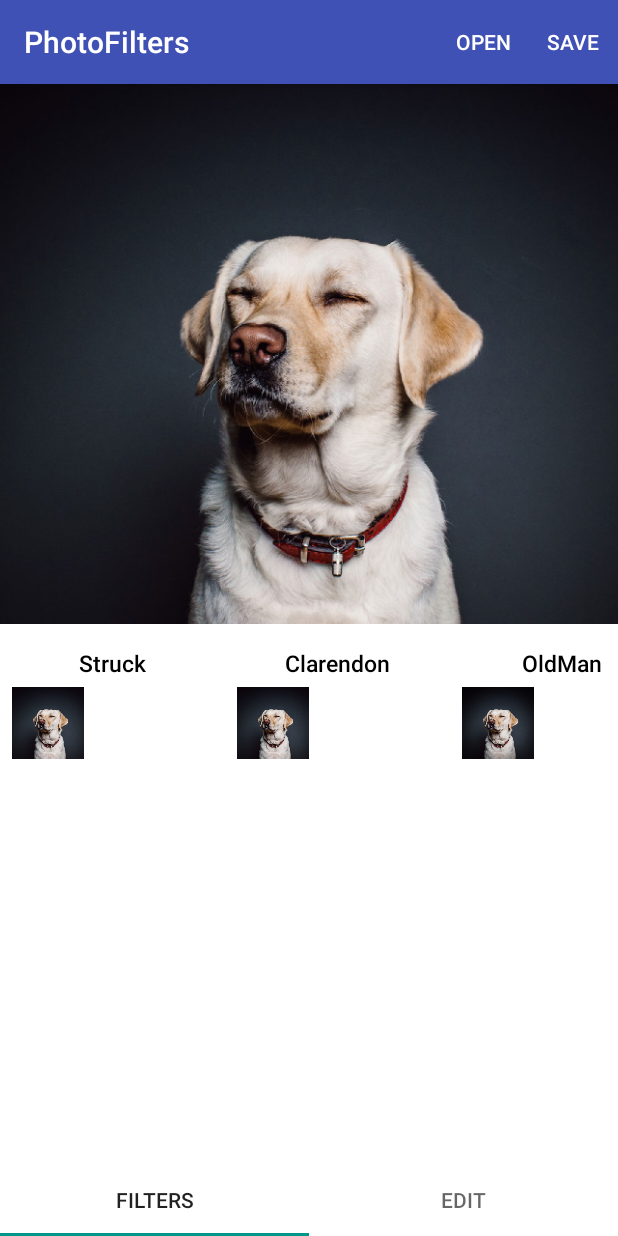
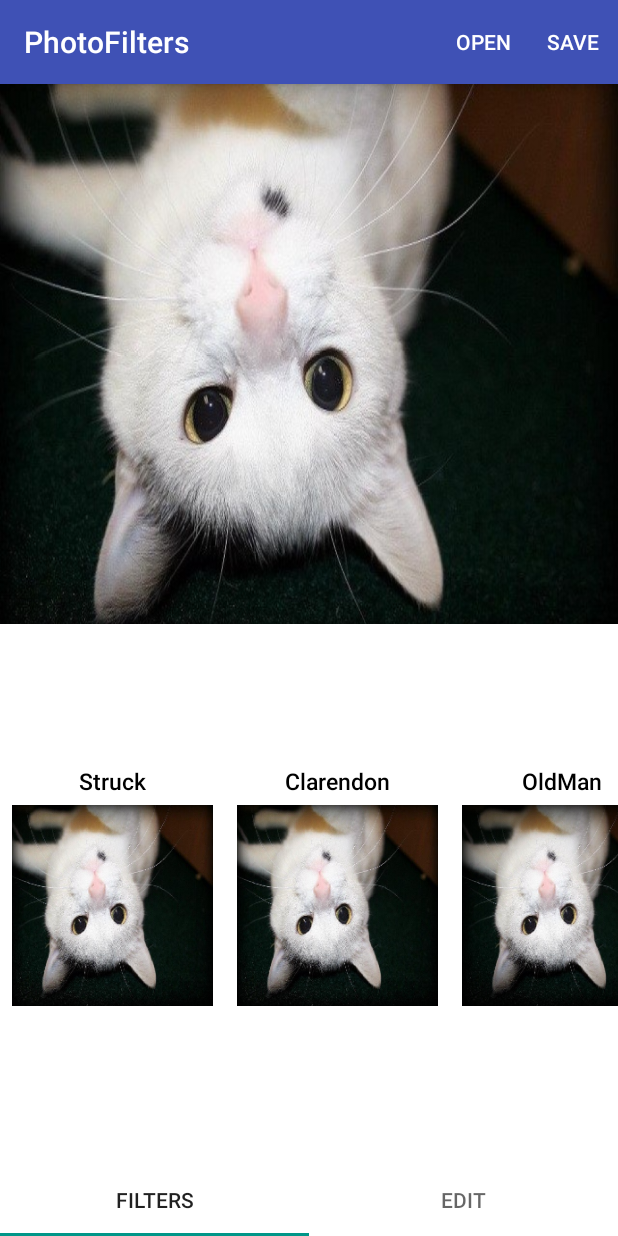
Before and after one commit to m999gs/photofilter, an Android app: the screen it shows after launch (MainActivity), on a phone screen of 412 x 824 dp. Run offline under Robolectric (Android 15) with nearby library versions, the phone set to English and light mode, and no system bars; 7 statements that could not run were skipped.

Commit message:
the stable version 1

```diff
--- a/app/src/main/java/com/example/m999g/photofilters/MainActivity.java
+++ b/app/src/main/java/com/example/m999g/photofilters/MainActivity.java
@@ -71,7 +71,7 @@ public class MainActivity extends AppCompatActivity implements ThumbnailCallback
         super.onCreate(savedInstanceState);
         setContentView(R.layout.activity_main);
         activity = this;
-        drawable = R.drawable.dog;
+        drawable = R.drawable.cat;
         thumbImage=Bitmap.createScaledBitmap(BitmapFactory.decodeResource(this.getApplicationContext().getResources(), drawable), 640, 640, false);
         initUIWidgets();
         getPermissionToAccessStorage();
@@ -156,13 +156,14 @@ public class MainActivity extends AppCompatActivity implements ThumbnailCallback
         super.onActivityResult(requestCode, resultCode, data);
         if (resultCode == RESULT_OK && requestCode == PICK_IMAGE) {
             Uri imageuri = data.getData();
-            placeHolderImageView.setImageURI(imageuri);
             try {
                 thumbImage=MediaStore.Images.Media.getBitmap(this.getContentResolver(), imageuri);
             } catch (IOException e) {
                 e.printStackTrace();
             }
-            initHorizontalList();
+            String path=thumbImage.toString();
+            drawable=Integer.parseInt(path);
+            initUIWidgets();
         }
     }
 
@@ -201,7 +202,6 @@ public class MainActivity extends AppCompatActivity implements ThumbnailCallback
 
             OutBitmap.compress(Bitmap.CompressFormat.PNG, 90, fOut);
             Toast.makeText(getApplicationContext(), "image Saved", Toast.LENGTH_SHORT).show();
-
             fOut.flush();
             fOut.close();
 
--- a/app/src/main/res/layout/activity_main.xml
+++ b/app/src/main/res/layout/activity_main.xml
@@ -15,13 +15,13 @@
         android:layout_alignParentTop="true"
         android:background="@color/placeholder_background"
         android:scaleType="centerCrop"
-        tools:src="@drawable/dog" />
+        tools:src="@drawable/cat" />
     <RelativeLayout
         android:layout_width="match_parent"
-        android:layout_height="@dimen/recycler_size"
+        android:layout_height="wrap_content"
         android:layout_alignParentLeft="true"
         android:layout_below="@id/place_holder_imageview"
-        android:layout_centerVertical="true"
+        android:layout_above="@id/tabs"
         android:background="@color/thumb_background_color">
 
         <android.support.v7.widget.RecyclerView
@@ -29,6 +29,7 @@
             android:layout_width="wrap_content"
             android:layout_height="wrap_content"
             android:layout_marginBottom="@dimen/thumbnail_vertical_padding"
+            android:layout_centerVertical="true"
             android:layout_marginTop="@dimen/thumbnail_vertical_padding"
             android:clipToPadding="false" />
 
--- a/app/src/main/res/layout/list_thumbnail_item.xml
+++ b/app/src/main/res/layout/list_thumbnail_item.xml
@@ -1,17 +1,20 @@
 <?xml version="1.0" encoding="utf-8"?>
 <RelativeLayout xmlns:android="http://schemas.android.com/apk/res/android"
-              android:layout_width="wrap_content"
-              android:layout_height="wrap_content"
-              android:background="@color/thumb_background_color">
+    android:layout_width="wrap_content"
+    android:minWidth="@dimen/recycler_size"
+    android:layout_height="wrap_content"
+    xmlns:tools="http://schemas.android.com/tools"
+
+    android:background="@color/thumb_background_color">
     <TextView
         android:id="@+id/filter_name"
-        android:layout_width="wrap_content"
+        android:layout_width="150dp"
         android:layout_height="wrap_content"
-        android:layout_gravity="center_horizontal"
         android:layout_marginBottom="5dp"
+        android:textAlignment="center"
         android:textColor="@android:color/black"
-        android:layout_centerHorizontal="true"
         android:textSize="15sp"
+        tools:text="lame jokes"
         android:layout_marginTop="5dp"
         android:fontFamily="@string/roboto_medium" />
 
@@ -21,7 +24,9 @@
         android:layout_height="@dimen/thumbnail_size"
         android:layout_below="@+id/filter_name"
         android:scaleType="centerCrop"
+        android:foregroundGravity="center"
         android:paddingLeft="@dimen/thumbnail_horizontal_padding"
+        tools:src="@drawable/cat"
         android:paddingRight="@dimen/thumbnail_horizontal_padding"/>
 
 </RelativeLayout>
```
